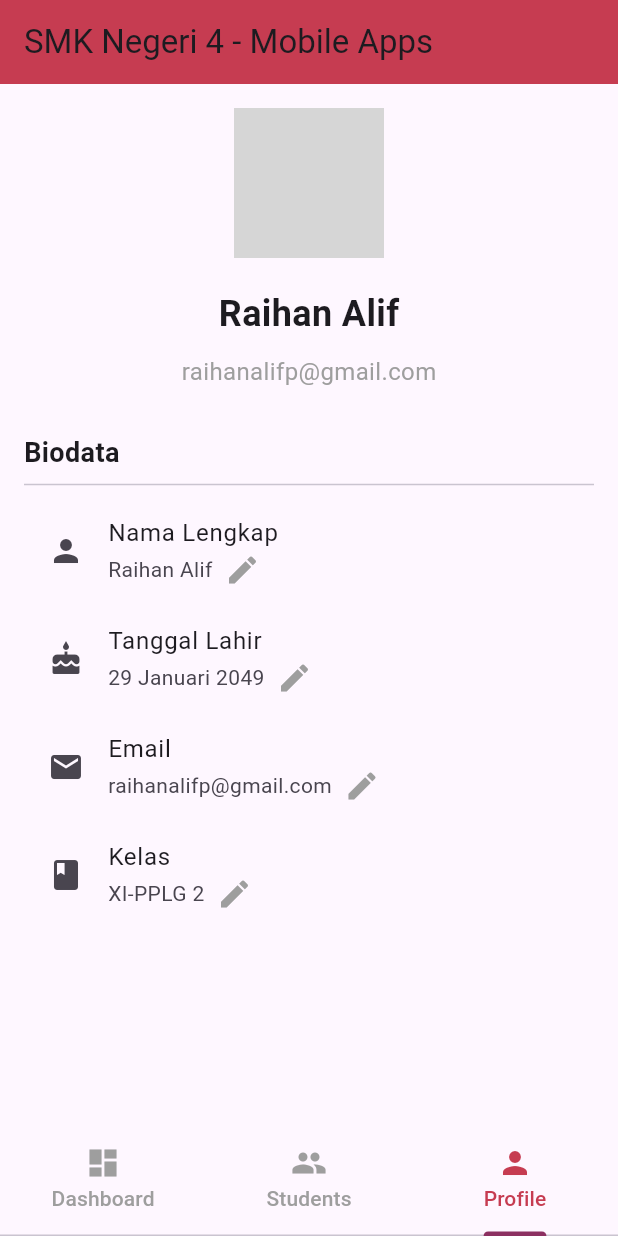
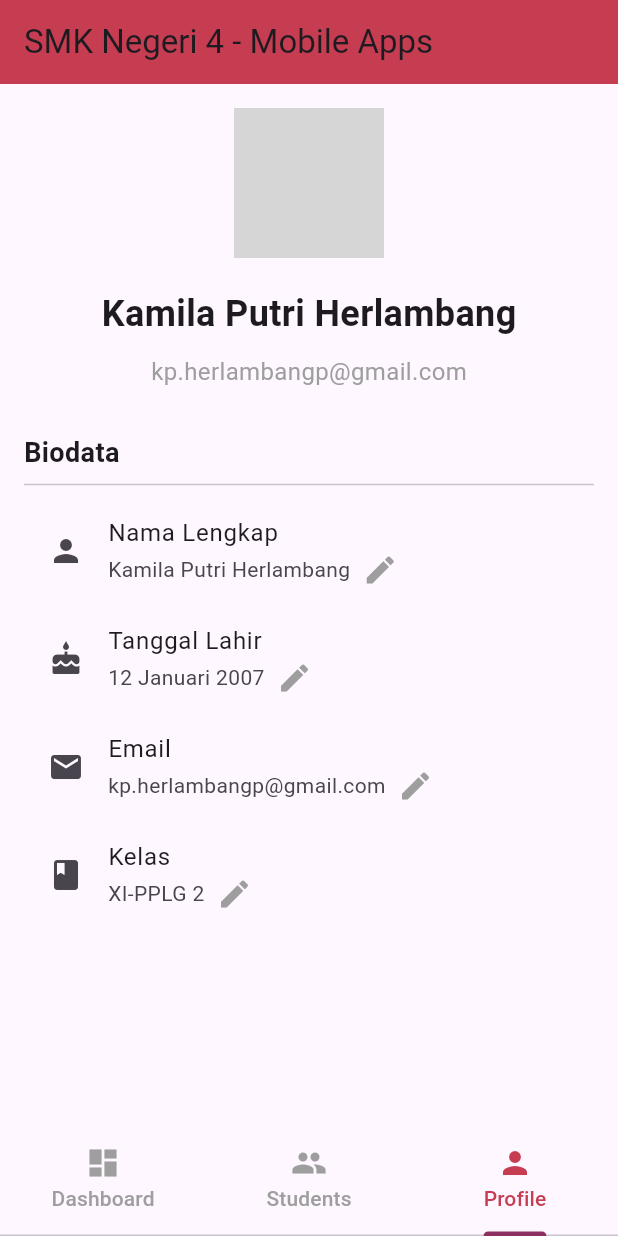
Before and after one commit to kamilaap/json_flutter3, a Flutter app: the screen it shows after launch, item 3 of the bottom bar chosen, on a phone screen of 412 x 824 dp. Run offline on Flutter 3.47's test engine with Material 3 defaults, Android fonts, the phone set to English and light mode, and no system bars; network calls fail; grey boxes are pictures that could not be loaded.

Commit message:
Update Tab_screen.dart

```diff
--- a/lib/Tab_screen.dart
+++ b/lib/Tab_screen.dart
@@ -302,10 +302,10 @@ class ProfilTab extends StatefulWidget {
 }
 
 class _ProfilTabState extends State<ProfilTab> {
-  String _fullName = 'Raihan Alif';
-  String _dateOfBirth = '29 Januari 2049';
-  String _email = 'raihanalifp@gmail.com';
-  String _address = 'Jl. Kebon Jeruk No. 3';
+  String _fullName = 'Kamila Putri Herlambang';
+  String _dateOfBirth = '12 Januari 2007';
+  String _email = 'kp.herlambangp@gmail.com';
+  String _address = 'Kp. Lebak Nangka';
   String _class = 'XI-PPLG 2';
 
   @override
```
